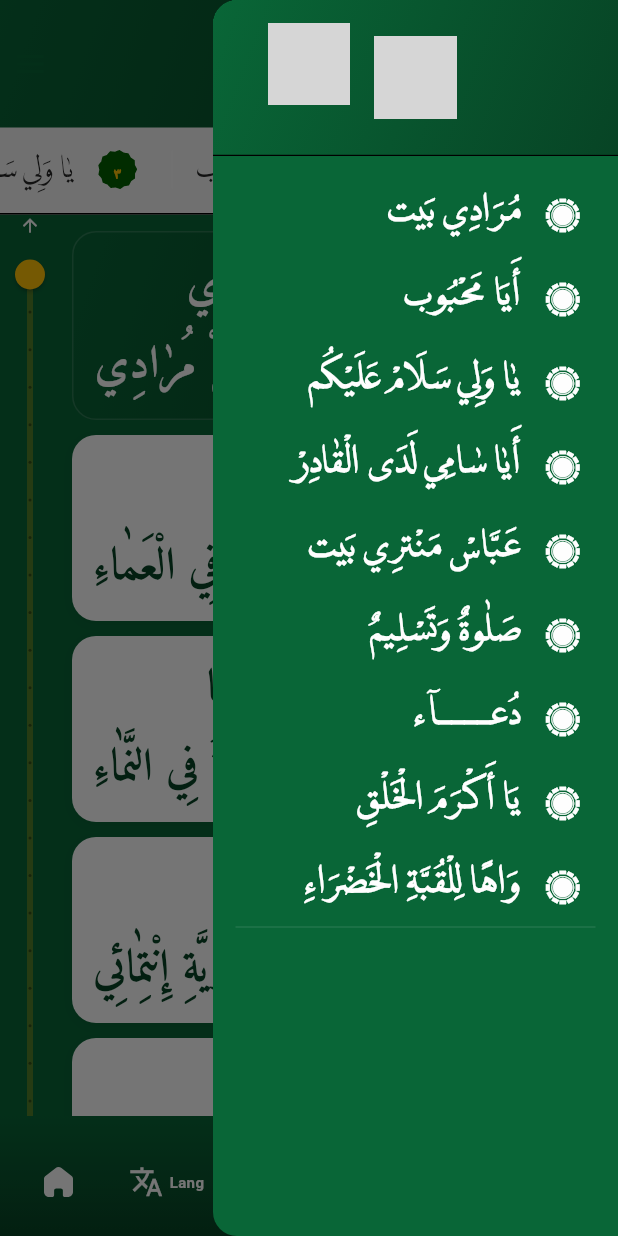
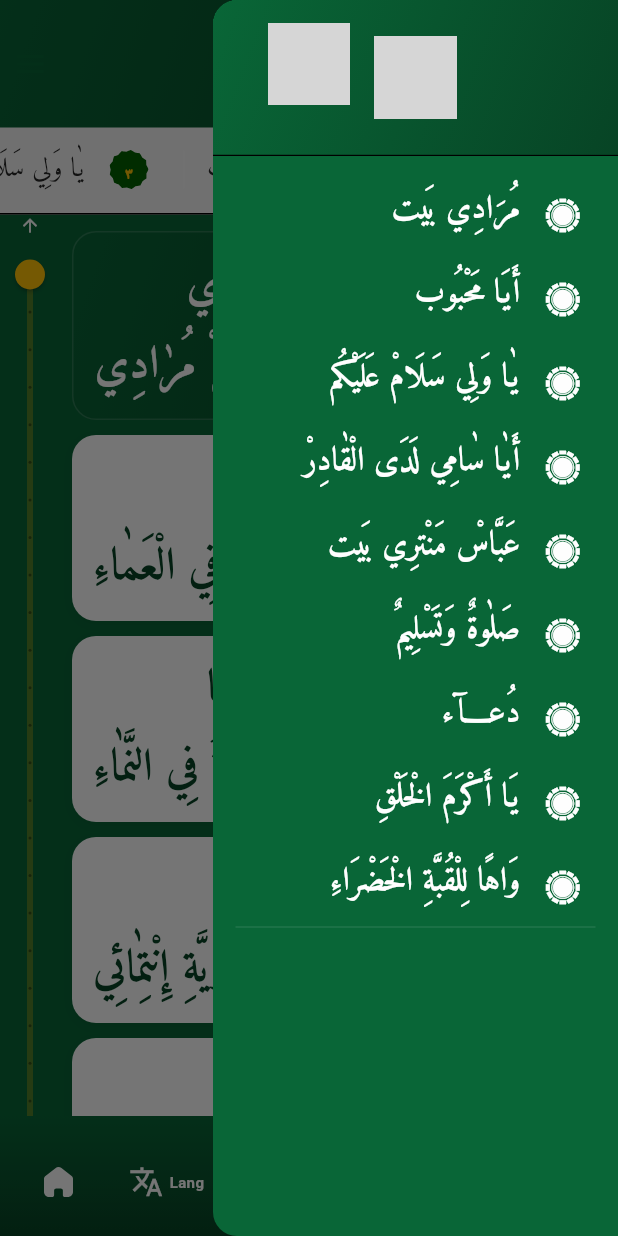
Before and after one commit to ahmedrashid6666/ervadi_mawlid, a Flutter app: the tabsBarPage screen opened directly with empty values, with the side drawer open, on a phone screen of 412 x 824 dp. Run offline on Flutter 3.47's test engine with Material 3 defaults, Android fonts, the phone set to English and light mode, and no system bars; our stand-ins replace audio_video_progress_bar, flutter_svg, get, just_audio, pdf, printing and 3 more; missing offline and left inert: in_app_update; accounts and stored records are empty; project files that could hold a hidden picture were left out; grey boxes are pictures that could not be loaded.

Commit message:
Add Malayalam font and update pages, drawer and theme
Co-Authored-By: Claude Opus 5.5 (1M context) <noreply@anthropic.com>

```diff
--- a/lib/about.dart
+++ b/lib/about.dart
@@ -15,7 +15,7 @@ class AboutPage extends StatelessWidget {
         title: Text(
           'About Page',
           style: TextStyle(
-            fontFamily: 'lpmq',
+            fontFamily: 'NotoMalayalam',
             fontSize: 22,
           ),
           textDirection: TextDirection.ltr,
--- a/lib/baith_contnt.dart
+++ b/lib/baith_contnt.dart
@@ -334,6 +334,7 @@ class _BaithContntState extends State<BaithContnt> {
                     ? Colors.white70
                     : Theme.of(context).primaryColorDark,
                 fontSize: 16,
+                fontFamily: 'NotoMalayalam',
               ),
             ),
           ),
--- a/lib/dargas.dart
+++ b/lib/dargas.dart
@@ -404,7 +404,7 @@ class NearestDargas extends StatelessWidget {
                                         fontSize: 22,
                                         fontWeight: FontWeight.w900,
                                         color: isDark ? blk : white,
-                                        fontFamily: 'lpmq',
+                                        fontFamily: 'NotoMalayalam',
                                         letterSpacing: 0.3,
                                       ),
                                       maxLines: 1,
@@ -426,7 +426,7 @@ class NearestDargas extends StatelessWidget {
                                             ? blk.withOpacity(0.9)
                                             : white.withOpacity(0.95),
                                         fontWeight: FontWeight.bold,
-                                        fontFamily: 'lpmq',
+                                        fontFamily: 'NotoMalayalam',
                                         letterSpacing: 0.1,
                                       ),
                                       maxLines: 2,
@@ -617,7 +617,7 @@ class NearestDargas extends StatelessWidget {
                                                 fontWeight: FontWeight.bold,
                                                 fontSize: screenWidth * 0.03,
                                                 color: isDark ? blk : white,
-                                                fontFamily: 'lpmq',
+                                                fontFamily: 'NotoMalayalam',
                                               ),
                                             ),
                                           ),
--- a/lib/family.dart
+++ b/lib/family.dart
@@ -411,7 +411,7 @@ class _ErvadiShaheeedFamilyTreeState extends State<ErvadiShaheeedFamilyTree>
                                           color: isDark
                                               ? Colors.white
                                               : theme.primaryColor,
-                                          fontFamily: 'lpmq',
+                                          fontFamily: 'NotoMalayalam',
                                           height: 1.1,
                                         ),
                                         textAlign: TextAlign.left,
--- a/lib/homepage.dart
+++ b/lib/homepage.dart
@@ -114,7 +114,7 @@ class _MainScreenState extends State<MainScreen> {
                       style: TextStyle(
                           color: Theme.of(context).hintColor,
                           fontSize: 18,
-                          fontFamily: 'lpmq',
+                          fontFamily: 'Amiri',
                           fontWeight: FontWeight.w800),
                     ),
                     onTap: () => {
@@ -134,7 +134,7 @@ class _MainScreenState extends State<MainScreen> {
                       style: TextStyle(
                           color: Theme.of(context).hintColor,
                           fontSize: 18,
-                          fontFamily: 'lpmq',
+                          fontFamily: 'Uthmanic',
                           fontWeight: FontWeight.w800),
                     ),
                     onTap: () => {
@@ -153,7 +153,7 @@ class _MainScreenState extends State<MainScreen> {
                         style: TextStyle(
                             color: Theme.of(context).hintColor,
                             fontSize: 18,
-                            fontFamily: 'lpmq',
+                            fontFamily: 'NotoMalayalam',
                             fontWeight: FontWeight.w800),
                       ),
                       onTap: () {
@@ -171,7 +171,7 @@ class _MainScreenState extends State<MainScreen> {
                       style: TextStyle(
                           color: Theme.of(context).hintColor,
                           fontSize: 18,
-                          fontFamily: 'lpmq',
+                          fontFamily: 'NotoMalayalam',
                           fontWeight: FontWeight.w800),
                     ),
                     onTap: () {
@@ -573,7 +573,7 @@ Container Detailed1(
                           fontSize: screenWidth * 0.058,
                           fontWeight: FontWeight.w900,
                           color: isDark ? Colors.black : Colors.white,
-                          fontFamily: 'lpmq',
+                          fontFamily: 'Uthmanic',
                           letterSpacing: 0.5,
                         ),
                         textAlign: TextAlign.center,
--- a/lib/module/sidedrawer.dart
+++ b/lib/module/sidedrawer.dart
@@ -80,7 +80,7 @@ class _SidedrawerState extends State<Sidedrawer>
               title: Text(
                 'مُرَادِي بَيت',
                 style: TextStyle(
-                  fontFamily: 'lpmq',
+                  fontFamily: 'Amiri',
                   color: Theme.of(context).hintColor,
                   fontWeight: FontWeight.w600,
                   fontSize: 22,
@@ -106,7 +106,7 @@ class _SidedrawerState extends State<Sidedrawer>
               title: Text(
                 'أَيَا مَحْبُوب',
                 style: TextStyle(
-                  fontFamily: 'lpmq',
+                  fontFamily: 'Amiri',
                   color: Theme.of(context).hintColor,
                   fontWeight: FontWeight.w600,
                   fontSize: 22,
@@ -132,7 +132,7 @@ class _SidedrawerState extends State<Sidedrawer>
               title: Text(
                 'يٰا وَلِي سَلَامْ عَلَيْكُم',
                 style: TextStyle(
-                  fontFamily: 'lpmq',
+                  fontFamily: 'Amiri',
                   color: Theme.of(context).hintColor,
                   fontWeight: FontWeight.w600,
                   fontSize: 22,
@@ -158,7 +158,7 @@ class _SidedrawerState extends State<Sidedrawer>
               title: Text(
                 'أَيٰا سٰامِي لَدَى الْقٰادِرْ',
                 style: TextStyle(
-                  fontFamily: 'lpmq',
+                  fontFamily: 'Amiri',
                   color: Theme.of(context).hintColor,
                   fontWeight: FontWeight.w600,
                   fontSize: 22,
@@ -184,7 +184,7 @@ class _SidedrawerState extends State<Sidedrawer>
               title: Text(
                 'عَبَّاسْ مَنْترِي بَيت',
                 style: TextStyle(
-                  fontFamily: 'lpmq',
+                  fontFamily: 'Amiri',
                   color: Theme.of(context).hintColor,
                   fontWeight: FontWeight.w600,
                   fontSize: 22,
@@ -210,7 +210,7 @@ class _SidedrawerState extends State<Sidedrawer>
               title: Text(
                 'صَلٰوةٌ وَتَسْلِيمٌ',
                 style: TextStyle(
-                  fontFamily: 'lpmq',
+                  fontFamily: 'Amiri',
                   color: Theme.of(context).hintColor,
                   fontWeight: FontWeight.w600,
                   fontSize: 22,
@@ -236,7 +236,7 @@ class _SidedrawerState extends State<Sidedrawer>
               title: Text(
                 'دُعــــآء',
                 style: TextStyle(
-                  fontFamily: 'lpmq',
+                  fontFamily: 'Amiri',
                   color: Theme.of(context).hintColor,
                   fontWeight: FontWeight.w600,
                   fontSize: 22,
@@ -262,7 +262,7 @@ class _SidedrawerState extends State<Sidedrawer>
               title: Text(
                 'يَا أَكْرَمَ الْخَلْقِ',
                 style: TextStyle(
-                  fontFamily: 'lpmq',
+                  fontFamily: 'Amiri',
                   color: Theme.of(context).hintColor,
                   fontWeight: FontWeight.w600,
                   fontSize: 22,
@@ -288,7 +288,7 @@ class _SidedrawerState extends State<Sidedrawer>
               title: Text(
                 'وَاهًا لِلْقُبَّةِ الْخَضْرَاءِ',
                 style: TextStyle(
-                  fontFamily: 'lpmq',
+                  fontFamily: 'Amiri',
                   color: Theme.of(context).hintColor,
                   fontWeight: FontWeight.w600,
                   fontSize: 22,
--- a/lib/module/theme.dart
+++ b/lib/module/theme.dart
@@ -33,14 +33,14 @@ class ThemeProvider extends ChangeNotifier {
     ),
     textTheme: const TextTheme(
       titleMedium: TextStyle(
-        fontFamily: "lpmq",
+        fontFamily: "Amiri",
         fontWeight: FontWeight.w600,
         fontSize: 23,
         color: white,
       ),
       titleSmall: TextStyle(
         fontSize: 19,
-        fontFamily: 'lpmq',
+        fontFamily: 'Amiri',
         color: white,
       ),
     ),
@@ -81,13 +81,13 @@ class ThemeProvider extends ChangeNotifier {
     textTheme: const TextTheme(
       titleMedium: TextStyle(
         color: mainColor,
-        fontFamily: "lpmq",
+        fontFamily: "Amiri",
         fontWeight: FontWeight.w500,
         fontSize: 23,
       ),
       titleSmall: TextStyle(
         fontSize: 19,
-        fontFamily: 'lpmq',
+        fontFamily: 'Amiri',
         color: white,
       ),
     ),
--- a/lib/tab_bar_page.dart
+++ b/lib/tab_bar_page.dart
@@ -600,12 +600,16 @@ class _tabsBarPageState extends State<tabsBarPage>
                                 );
                               },
                             ),
-                            const SizedBox(width: 8),
-                            // Share current baith as a designed PDF
-                            IconButton(
-                              padding: EdgeInsets.zero,
-                              constraints: const BoxConstraints(),
-                              iconSize: 26,
+                            const SizedBox(width: 4),
+                            // Keep these actions in fixed slots. Zero-size
+                            // IconButton constraints allowed their glyphs to
+                            // paint into each other's space on some screens.
+                            SizedBox(
+                              width: 44,
+                              height: 44,
+                              child: IconButton(
+                                tooltip: 'Share as PDF',
+                                padding: const EdgeInsets.all(9),
                                 icon: const Icon(
                                   Icons.picture_as_pdf_rounded,
                                   color: white,
@@ -613,16 +617,30 @@ class _tabsBarPageState extends State<tabsBarPage>
                                 ),
                                 onPressed: _openPdfShare,
                               ),
-                            const SizedBox(width: 8),
-                            IconButton(
-                              padding: EdgeInsets.zero,
-                              constraints: const BoxConstraints(),
-                              iconSize: 28,
-                              icon: SvgPicture.asset(
-                                fontsz,
-                                height: 24,
-                                color: widget.isDarkTheme ? white : ltWhite,
-                                fit: BoxFit.fitHeight,
+                            ),
+                            SizedBox(
+                              width: 44,
+                              height: 44,
+                              child: IconButton(
+                                tooltip: 'Text size',
+                                padding: const EdgeInsets.all(8),
+                                icon: Container(
+                                  width: 27,
+                                  height: 27,
+                                  alignment: Alignment.center,
+                                  decoration: BoxDecoration(
+                                    border: Border.all(color: white, width: 2),
+                                    borderRadius: BorderRadius.circular(5),
+                                  ),
+                                  child: const Text(
+                                    'A',
+                                    style: TextStyle(
+                                      color: white,
+                                      fontSize: 19,
+                                      fontWeight: FontWeight.bold,
+                                      height: 1,
+                                    ),
+                                  ),
                                 ),
                                 onPressed: () {
                                   showModalBottomSheet(
@@ -643,6 +661,7 @@ class _tabsBarPageState extends State<tabsBarPage>
                                     },
                                   );
                                 },
+                              ),
                             ),
                           ],
                         ),
@@ -969,7 +988,7 @@ class IconWithText extends StatelessWidget {
           Text(
             tabtext,
             style: TextStyle(
-              fontFamily: 'lpmq',
+              fontFamily: 'Amiri',
               fontSize: 18,
               color: isDarkTheme ? white : blk, // Now uses blk in light mode
             ),
--- a/pubspec.yaml
+++ b/pubspec.yaml
@@ -94,6 +94,9 @@ flutter:
     - family: lpmq
       fonts:
         - asset: assets/fonts/lpmq.ttf
+    - family: NotoMalayalam
+      fonts:
+        - asset: assets/fonts/NotoSansMalayalam.ttf
     - family: Uthmanic
       fonts:
         - asset: assets/fonts/Uthmanic HAFS Regular.otf
```
Also changed, not shown: assets/fonts/NotoSansMalayalam.ttf (added), 1 other file. Lines whose indentation alone changed are shown as unchanged.
